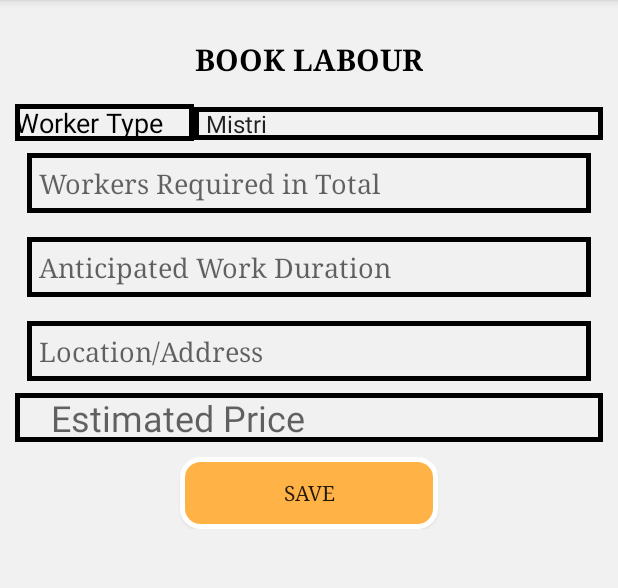
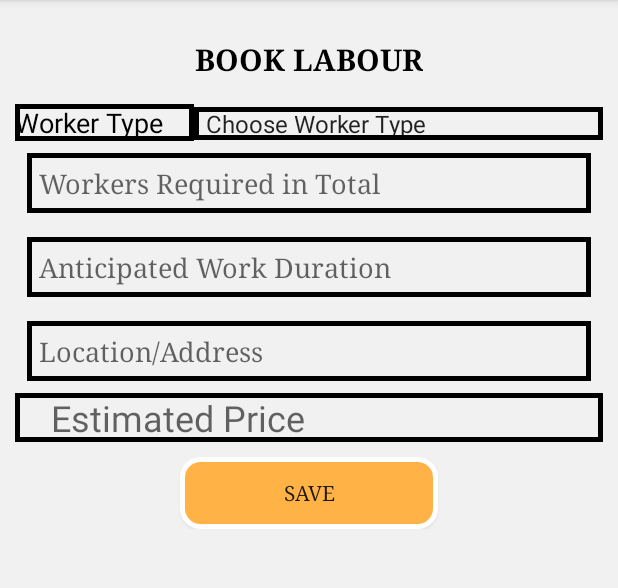
Before and after one commit to ashikbright/CheckOut, an Android app: the screen it shows after launch (MainActivity), after a tap on "SAVE", on a phone screen of 412 x 824 dp, the part 84-672 px from its top. Run offline under Robolectric (Android 15) with nearby library versions, the phone set to English and light mode, and no system bars; our stand-ins replace Firebase (no records; nobody signed in at launch, a user with empty details on screens opened directly).

Commit message:
commit3-font color changed and little bit update

```diff
--- a/app/src/main/java/com/ashik/checkout/MainActivity.java
+++ b/app/src/main/java/com/ashik/checkout/MainActivity.java
@@ -50,13 +50,20 @@ public class MainActivity extends AppCompatActivity  {
 
     }
     private  void checkoutdata(){
+
         String worker_type=spinner.getSelectedItem().toString();
         String nworkers=editNworker.getText().toString();
         String ndays=editNdays.getText().toString();
         String location=editLocation.getText().toString();
-
+        if(worker_type=="Choose Worker Type")
+        {
+            Toast.makeText(this, "Choose a Worker!!!", Toast.LENGTH_SHORT).show();
+        }
+        else{
         Worker worker=new Worker(worker_type,nworkers,ndays,location);
         databaseReference.push().setValue(worker);
         Toast.makeText(this, "CheckOut Done...", Toast.LENGTH_SHORT).show();
     }
+    }
+
 }
--- a/app/src/main/res/layout/activity_main.xml
+++ b/app/src/main/res/layout/activity_main.xml
@@ -69,7 +69,7 @@
                     android:fontFamily="serif"
                     android:hint="Workers Required in Total"
                     android:padding="8dp"
-                    android:textColor="#fff" />
+                    android:textColor="#000000" />
 
                 <EditText
                     android:id="@+id/edtndays"
@@ -80,7 +80,7 @@
                     android:fontFamily="serif"
                     android:hint="Anticipated Work Duration"
                     android:padding="8dp"
-                    android:textColor="#fff" />
+                    android:textColor="#000000" />
 
                 <EditText
                     android:id="@+id/edtLocation"
@@ -91,7 +91,7 @@
                     android:fontFamily="serif"
                     android:hint="Location/Address"
                     android:padding="8dp"
-                    android:textColor="#fff" />
+                    android:textColor="#000000" />
 
                 <TextView
                     android:id="@+id/textView2"
@@ -99,6 +99,7 @@
                     android:layout_height="wrap_content"
                     android:background="@drawable/border"
                     android:hint="    Estimated Price"
+                    android:textColor="#000000"
                     android:textSize="24sp" />
 
                 <LinearLayout
--- a/app/src/main/res/values/strings.xml
+++ b/app/src/main/res/values/strings.xml
@@ -1,6 +1,7 @@
 <resources>
     <string name="app_name">CheckOut</string>
     <array name="worker_type">
+        <item>Choose Worker Type</item>
         <item>Mistri</item>
         <item>Tiles/Marbel Mistri</item>
         <item>Painter</item>
```
